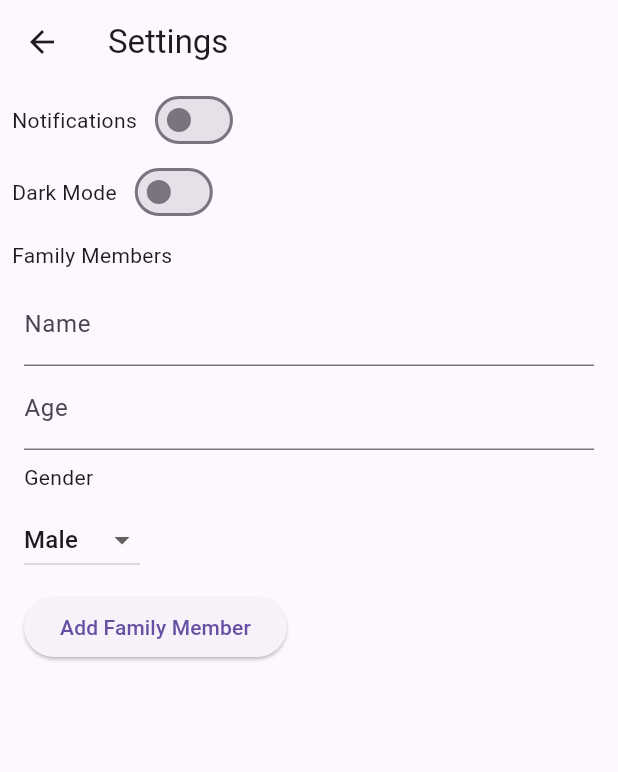
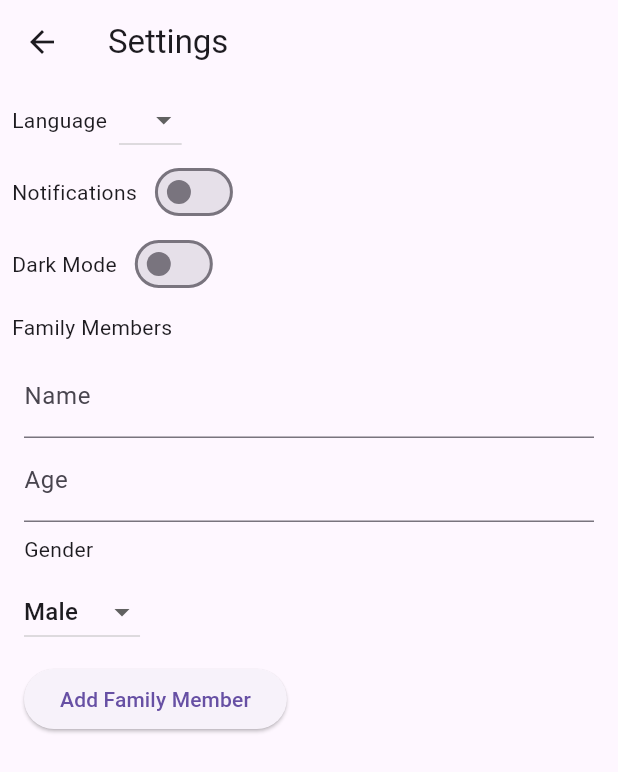
Before and after one commit to ElliotMS-Chalmers/prepster, a Flutter app: the SettingsPage screen opened directly, after a tap on "Add Family Member", on a phone screen of 412 x 824 dp. Shown: the top 772 px of the screen. Run offline on Flutter 3.47's test engine with Material 3 defaults, Android fonts, the phone set to English and light mode, and no system bars; our stand-ins replace easy_localization, fl_chart, logger, shared_preferences; accounts and stored records are empty.

Commit message:
Features:
1. Added persistent language to settings.dart (requires restart).
2. Added *most* of the missing localization for settings-page.
3. Rearranged localization-map to match order of key's between languages, and removed duplicates.

```diff
--- a/lib/ui/pages/settings.dart
+++ b/lib/ui/pages/settings.dart
@@ -2,6 +2,7 @@ import 'package:flutter/material.dart';
 import 'package:provider/provider.dart';
 import '../../utils/theme_provider.dart';
 import '../viewmodels/settings_view_model.dart';
+import 'package:easy_localization/easy_localization.dart';
 
 class SettingsPage extends StatefulWidget {
   const SettingsPage({super.key});
@@ -19,11 +20,16 @@ class _SettingsPageState extends State<SettingsPage> {
   // Gender options for the dropdown
   String? _selectedGender = 'Male'; // Default value for gender
 
+  // Language state
+  String? _selectedLanguage;
+
   @override
   void initState() {
     super.initState();
     _isNotificationsEnabled = false; // default until fetched
     _loadNotificationSetting();
+    _selectedLanguage =
+        Provider.of<SettingsViewModel>(context, listen: false).selectedLanguage;
   }
   // Function to add a family member
   void _addFamilyMember() async {
@@ -76,13 +82,40 @@ class _SettingsPageState extends State<SettingsPage> {
       ),
       body: ListView(
         children: [
+
+          // Language Row
+          Row(
+            mainAxisAlignment: MainAxisAlignment.start,
+            children: [
+              Padding(
+                padding: const EdgeInsets.all(8.0),
+                child: Text('settings_language_list'.tr()),
+              ),
+              DropdownButton<String>(
+                value: _selectedLanguage,
+                onChanged: (String? newValue) {
+                  setState(() {
+                    _selectedLanguage = newValue;
+                  });
+                  viewModel.setSelectedLanguage(newValue);
+                },
+                items: viewModel.availableLanguages.map<DropdownMenuItem<String>>((String languageCode) {
+                  return DropdownMenuItem<String>(
+                    value: languageCode,
+                    child: Text(languageCode),
+                  );
+                }).toList(),
+              ),
+            ],
+          ),
+
           // Notifications Row
           Row(
             mainAxisAlignment: MainAxisAlignment.start,
             children: [
-              const Padding(
-                padding: EdgeInsets.all(8.0),
-                child: Text('Notifications'),
+              Padding(
+                padding: const EdgeInsets.all(8.0),
+                child: Text('settings_notifications'.tr()),
               ),
               Switch(
                 value: _isNotificationsEnabled,
@@ -97,9 +130,9 @@ class _SettingsPageState extends State<SettingsPage> {
           Row(
             mainAxisAlignment: MainAxisAlignment.start,
             children: [
-              const Padding(
-                padding: EdgeInsets.all(8.0),
-                child: Text('Dark Mode'),
+              Padding(
+                padding: const EdgeInsets.all(8.0),
+                child: Text('settings_dark_mode'.tr()),
               ),
               Switch(
                 value: themeProvider.isDarkMode,
@@ -112,9 +145,9 @@ class _SettingsPageState extends State<SettingsPage> {
           ),
 
           // Family Members Section
-          const Padding(
-            padding: EdgeInsets.all(8.0),
-            child: Text('Family Members'),
+          Padding(
+            padding: const EdgeInsets.all(8.0),
+            child: Text('settings_family_members_title'.tr()),
           ),
 
           // Input fields for adding family members
@@ -125,17 +158,17 @@ class _SettingsPageState extends State<SettingsPage> {
               children: [
                 TextField(
                   controller: _nameController,
-                  decoration: const InputDecoration(labelText: 'Name'),
+                  decoration: InputDecoration(labelText: 'settings_family_members_name'.tr()),
                 ),
                 TextField(
                   controller: _ageController,
                   keyboardType: TextInputType.number,
-                  decoration: const InputDecoration(labelText: 'Age'),
+                  decoration: InputDecoration(labelText: 'settings_family_members_age'.tr()),
                 ),
                 // Gender Dropdown
-                const Padding(
-                  padding: EdgeInsets.symmetric(vertical: 8.0),
-                  child: Text('Gender'),
+                Padding(
+                  padding: const EdgeInsets.symmetric(vertical: 8.0),
+                  child: Text('settings_family_members_gender_title'.tr()),
                 ),
                 DropdownButton<String>(
                   value: _selectedGender,
@@ -155,7 +188,7 @@ class _SettingsPageState extends State<SettingsPage> {
                 SizedBox(height: 10),
                 ElevatedButton(
                   onPressed: _addFamilyMember,
-                  child: const Text('Add Family Member'),
+                  child: Text('settings_add_family_member'.tr()),
                 ),
               ],
             ),
--- a/lib/ui/viewmodels/settings_view_model.dart
+++ b/lib/ui/viewmodels/settings_view_model.dart
@@ -5,22 +5,38 @@ import '../../model/repositories/settings_repository.dart';
 class SettingsViewModel extends ChangeNotifier {
   final SettingsRepository _repository;
   List<Map<String, Object>> _items = [];
+  String? _selectedLanguage;
+  List<String> _availableLanguages = [];
 
   SettingsViewModel(this._repository) {
     _initialize();
   }
 
   List<Map<String, Object>> getHousehold() => _items;
+  String? get selectedLanguage => _selectedLanguage;
+  List<String> get availableLanguages => _availableLanguages;
 
 
   Future<void> _initialize() async {
     // IMPORTANT need to initialize cache before using the repository!
     await _repository.initializeCache();
     await _loadItems();
+    await _loadAvailableLanguages();
+    await _loadSelectedLanguage();
   }
 
   Future<void> _loadItems() async {
     _items = await _repository.getHousehold();
+    notifyListeners();
+  }
+
+  Future<void> _loadAvailableLanguages() async {
+    _availableLanguages = _repository.getAvailableLanguages();
+    notifyListeners();
+  }
+
+  Future<void> _loadSelectedLanguage() async {
+    _selectedLanguage = await _repository.getSelectedLanguage();
     notifyListeners();
   }
 
@@ -56,4 +72,16 @@ class SettingsViewModel extends ChangeNotifier {
     await _repository.setDarkmodeOn(value);
   }
 
+  Future<void> setSelectedLanguage(String? languageCode) async {
+    if (languageCode != null && _selectedLanguage != languageCode) {
+      final success = await _repository.setLanguage(languageCode);
+      if (success) {
+        _selectedLanguage = languageCode;
+        notifyListeners();
+        //TODO: Add a UI refresh here
+      } else {
+        print('Failed to set language to $languageCode');
+      }
+    }
+  }
 }
```
Also changed, not shown: assets/translations/en.json (+11 -2 lines), assets/translations/sv.json (+11 -2 lines).
